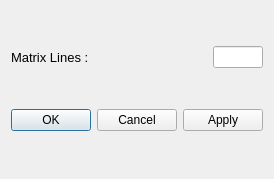
This is gui/ODMR/ODMRSettingsUI.ui in Ulm-IQO/qudi as Qt 5 draws it before an edit. The edited form follows.
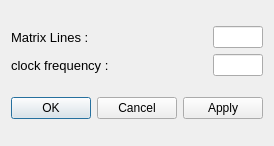
This is the edited form.

Commit message: added change clock frequency to the odmr settings tab connected the combo box (MW Off, CW)

Diff of the .ui file:
```diff
--- a/gui/ODMR/ODMRSettingsUI.ui
+++ b/gui/ODMR/ODMRSettingsUI.ui
@@ -7,7 +7,7 @@
     <x>0</x>
     <y>0</y>
     <width>255</width>
-    <height>179</height>
+    <height>146</height>
    </rect>
   </property>
   <property name="windowTitle">
@@ -38,6 +38,28 @@
        </property>
       </widget>
      </item>
+     <item row="1" column="0">
+      <widget class="QLabel" name="label_2">
+       <property name="font">
+        <font>
+         <pointsize>10</pointsize>
+        </font>
+       </property>
+       <property name="text">
+        <string>clock frequency :</string>
+       </property>
+      </widget>
+     </item>
+     <item row="1" column="1">
+      <widget class="QLineEdit" name="clock_frequency_InputWidget">
+       <property name="maximumSize">
+        <size>
+         <width>50</width>
+         <height>16777215</height>
+        </size>
+       </property>
+      </widget>
+     </item>
     </layout>
    </item>
    <item row="1" column="0">
```
The commit also changes 2 other files.
